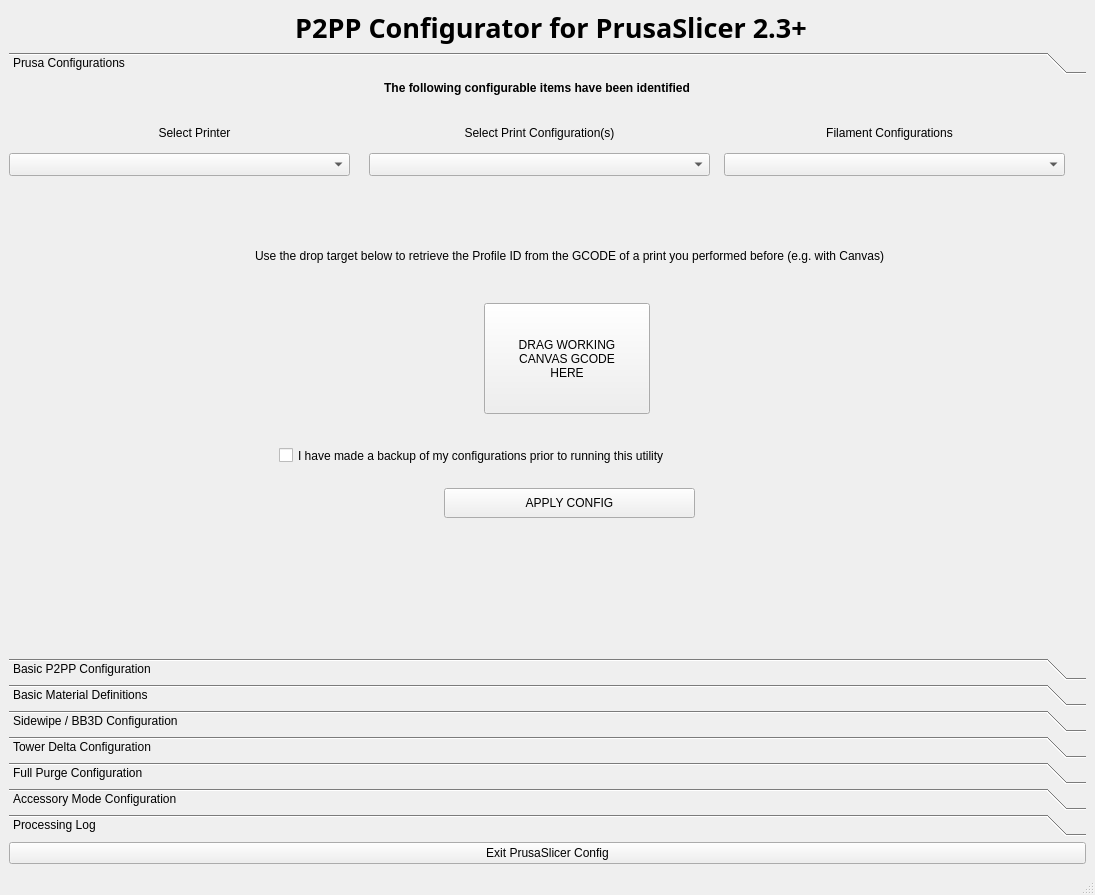
First picture: the form in p2ppconf.ui, repository vhspace/p2pp, before the edit.
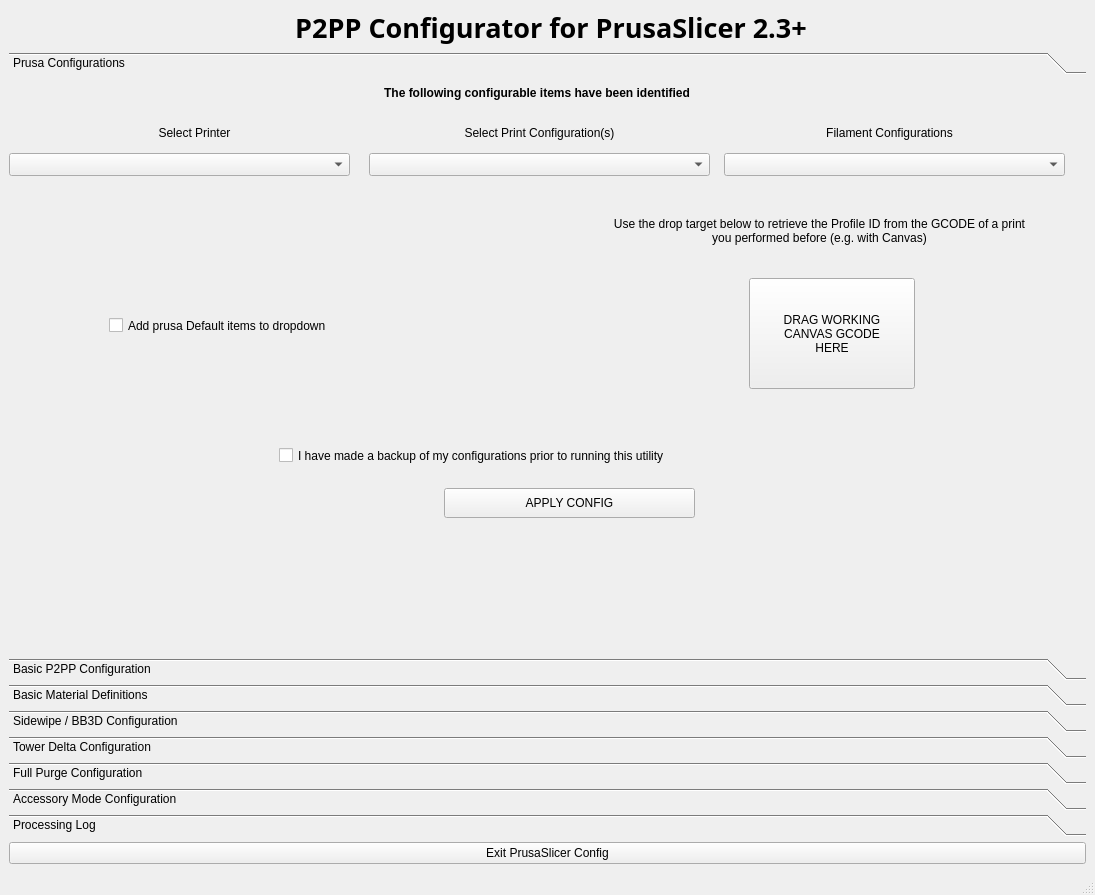
Second picture: the form after the edit. The open tabs and pages were chosen to show the change. Icons and pictures are not drawn. Custom widgets are drawn as their Qt base class.

Commit message: 6.2.0":  configuraton - basic support for default configs",

```diff
--- a/p2ppconf.ui
+++ b/p2ppconf.ui
@@ -109,7 +109,7 @@
         <property name="geometry">
          <rect>
           <x>0</x>
-          <y>0</y>
+          <y>5</y>
           <width>1056</width>
           <height>20</height>
          </rect>
@@ -305,8 +305,8 @@
        <widget class="QDropTarget" name="droptgt_canvas">
         <property name="geometry">
          <rect>
-          <x>475</x>
-          <y>225</y>
+          <x>740</x>
+          <y>200</y>
           <width>166</width>
           <height>111</height>
          </rect>
@@ -324,9 +324,9 @@
        <widget class="QLabel" name="label_26">
         <property name="geometry">
          <rect>
-          <x>230</x>
-          <y>150</y>
-          <width>661</width>
+          <x>600</x>
+          <y>125</y>
+          <width>421</width>
           <height>56</height>
          </rect>
         </property>
@@ -340,6 +340,19 @@
          <bool>true</bool>
         </property>
        </widget>
+       <widget class="QCheckBox" name="includeDefault">
+        <property name="geometry">
+         <rect>
+          <x>100</x>
+          <y>235</y>
+          <width>386</width>
+          <height>25</height>
+         </rect>
+        </property>
+        <property name="text">
+         <string>Add prusa Default items to dropdown</string>
+        </property>
+       </widget>
       </widget>
       <widget class="QWidget" name="page_3">
        <property name="geometry">
```
Left out of the diff: 2 changed lines with no effect on the pictures. The commit also changes 3 other files.
